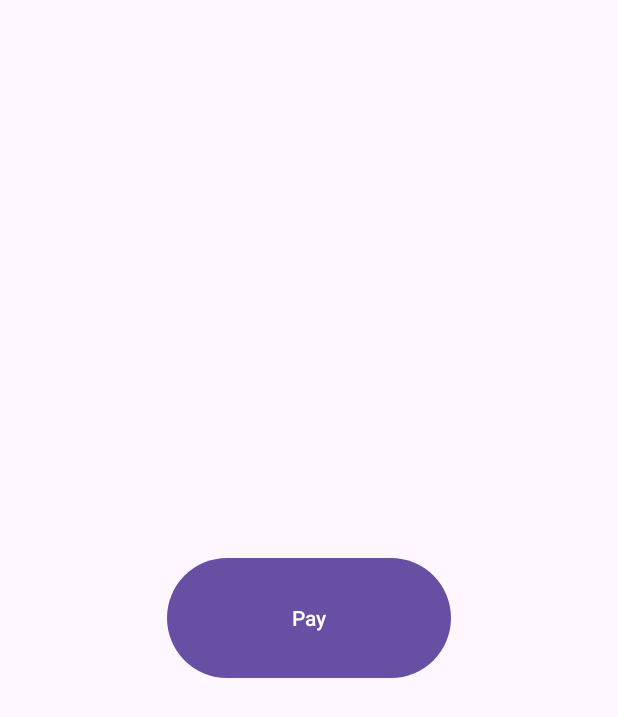
After one commit to Rahul220344548/FinalYearProject, an Android app: the MembershipPaymentActivity screen opened directly, with no data from a screen before it, on a phone screen of 412 x 824 dp. The commit adds this screen. Shown: the top 717 px of the screen. Run offline under Robolectric (Android 15) with nearby library versions, the light colour scheme and no system bars; our stand-ins replace Firebase (no records; nobody signed in at launch, a user with empty details on screens opened directly); libraries missing offline, so code that uses them is left out: com.paypal.android; 4 statements that could not run were skipped.

Commit message:
Integrate PayPal Sandbox membership payments

```diff
--- a/app/build.gradle.kts
+++ b/app/build.gradle.kts
@@ -36,6 +36,7 @@ android {
     }
 }
 
+
 dependencies {
     implementation(libs.androidx.core.ktx)
     implementation(libs.androidx.appcompat)
@@ -49,4 +50,6 @@ dependencies {
     androidTestImplementation(libs.androidx.junit)
     androidTestImplementation(libs.androidx.espresso.core)
     implementation(platform("com.google.firebase:firebase-bom:33.8.0"))
+    implementation("androidx.appcompat:appcompat:1.6.1")
+    implementation("com.paypal.sdk:paypal-android-sdk:2.16.0")
 }
--- /dev/null
+++ b/app/src/main/java/com/example/gym_application/MembershipPaymentActivity.kt
@@ -0,0 +1,74 @@
+package com.example.gym_application
+
+import android.content.Intent
+import android.os.Bundle
+import android.widget.Button
+import android.widget.Toast
+import androidx.appcompat.app.AppCompatActivity
+import com.example.gym_application.model.MembershipPlans
+import com.google.firebase.auth.FirebaseAuth
+import com.google.firebase.database.FirebaseDatabase
+import com.paypal.android.sdk.payments.PayPalConfiguration
+import com.paypal.android.sdk.payments.PayPalPayment
+import com.paypal.android.sdk.payments.PayPalService
+import com.paypal.android.sdk.payments.PaymentActivity
+import com.paypal.android.sdk.payments.PaymentConfirmation
+import java.math.BigDecimal
+
+class MembershipPaymentActivity : AppCompatActivity() {
+    private val PAYPAL_REQUEST_CODE = 123
+    private val database = FirebaseDatabase.getInstance().getReference("users")
+    private lateinit var auth: FirebaseAuth
+
+    override fun onCreate(savedInstanceState: Bundle?) {
+        super.onCreate(savedInstanceState)
+        setContentView(R.layout.activity_membership_payment)
+        val amount = intent.getIntExtra("planPrice",0)
+
+        val config = PayPalConfiguration()
+            .environment(PayPalConfiguration.ENVIRONMENT_NO_NETWORK)
+            .clientId("ARRtTwZBxuikFG6eTd6dsHCnPNmKw_qz8X15fpIDSrMIewQUfGBlCa3js6XWGPZvZ4IHEcp2GaJk330D")
+
+        val intent = Intent(this, PayPalService::class.java)
+        intent.putExtra(PayPalService.EXTRA_PAYPAL_CONFIGURATION, config)
+        startService(intent)
+
+        val button = findViewById<Button>(R.id.btnPay)
+
+        button.setOnClickListener {
+            val payment = PayPalPayment(
+                BigDecimal.valueOf(amount.toDouble()), "GBP", "Pitch Booking",
+                PayPalPayment.PAYMENT_INTENT_SALE)
+            val intent = Intent(this, PaymentActivity::class.java)
+            intent.putExtra(PayPalService.EXTRA_PAYPAL_CONFIGURATION, config)
+            intent.putExtra(PaymentActivity.EXTRA_PAYMENT, payment)
+            startActivityForResult(intent, PAYPAL_REQUEST_CODE)
+        }
+    }
+
+    override fun onActivityResult(requestCode: Int, resultCode: Int, data: Intent?) {
+        super.onActivityResult(requestCode, resultCode, data)
+        if (requestCode == PAYPAL_REQUEST_CODE) {
+            if (resultCode == RESULT_OK) {
+                val confirm = data?.getParcelableExtra<PaymentConfirmation>(PaymentActivity.EXTRA_RESULT_CONFIRMATION)
+                if (confirm != null) {
+                    auth = FirebaseAuth.getInstance()
+                    val uId = auth.currentUser?.uid
+                    database.child(uId.toString()).child("add your membership object with properties")
+
+
+                    val intent = Intent(this, HomeActivity::class.java)
+
+                    Toast.makeText(this, "Payment Successful!", Toast.LENGTH_SHORT).show()
+                    startActivity(intent)
+                }
+            } else if (resultCode == RESULT_CANCELED) {
+                Toast.makeText(this, "Payment is canceled", Toast.LENGTH_SHORT).show()
+
+            } else if (resultCode == PaymentActivity.RESULT_EXTRAS_INVALID) {
+                Toast.makeText(this, "Payment is invalid", Toast.LENGTH_SHORT).show()
+
+            }
+        }
+    }
+}
--- a/app/src/main/java/com/example/gym_application/model/MembershipPlans.kt
+++ b/app/src/main/java/com/example/gym_application/model/MembershipPlans.kt
@@ -3,5 +3,5 @@ package com.example.gym_application.model
 data class MembershipPlans(
     val title: String = "",
     val duration: String = "",
-    val price: String = ""
+    val price: Int = 0
 )
--- a/app/src/main/res/layout/activity_membership.xml
+++ b/app/src/main/res/layout/activity_membership.xml
@@ -12,7 +12,7 @@
         android:layout_width="match_parent"
         android:layout_height="match_parent"
         android:orientation="vertical">
-
+        <include layout="@layout/toolbar" />
         <TextView
             android:id="@+id/textView"
             android:layout_width="match_parent"
@@ -39,7 +39,7 @@
         tools:listitem="@layout/item_membership_plan" />
 
     <Button
-        android:id="@+id/btnBack"
+        android:id="@+id/btnContinueToPayment"
         android:layout_width="0dp"
         android:layout_height="wrap_content"
         android:layout_margin="16dp"
--- /dev/null
+++ b/app/src/main/res/layout/activity_membership_payment.xml
@@ -0,0 +1,22 @@
+<?xml version="1.0" encoding="utf-8"?>
+<androidx.constraintlayout.widget.ConstraintLayout xmlns:android="http://schemas.android.com/apk/res/android"
+    xmlns:app="http://schemas.android.com/apk/res-auto"
+    xmlns:tools="http://schemas.android.com/tools"
+    android:id="@+id/main"
+    android:layout_width="match_parent"
+    android:layout_height="match_parent"
+    tools:context=".MembershipPaymentActivity">
+
+
+    <Button
+        android:id="@+id/btnPay"
+        android:layout_width="189dp"
+        android:layout_height="88dp"
+        android:onClick="startPayPalPayment"
+        android:text="Pay"
+        app:layout_constraintBottom_toBottomOf="parent"
+        app:layout_constraintEnd_toEndOf="parent"
+        app:layout_constraintStart_toStartOf="parent"
+        app:layout_constraintTop_toTopOf="parent" />
+
+</androidx.constraintlayout.widget.ConstraintLayout>
--- a/app/src/main/res/values/colors.xml
+++ b/app/src/main/res/values/colors.xml
@@ -10,4 +10,5 @@
     <color name = "bronze">#BFCE8946</color>
     <color name = "silver">#BFEEEEEE</color>
     <color name = "gold">#BFFFD700</color>
+    <color name = "transparentBlue">#98FB98</color>
 </resources>
--- a/build.gradle.kts
+++ b/build.gradle.kts
@@ -3,4 +3,5 @@ plugins {
     alias(libs.plugins.android.application) apply false
     alias(libs.plugins.kotlin.android) apply false
     id("com.google.gms.google-services") version "4.4.2" apply false
+
 }
```
Also changed, not shown: app/src/main/AndroidManifest.xml (+7 -0 lines), app/src/main/java/com/example/gym_application/MembershipActivity.kt (+25 -7 lines), app/src/main/java/com/example/gym_application/controller/MembershipAdapter.kt (+23 -10 lines), app/src/main/res/drawable/paypal_button.png (added).
